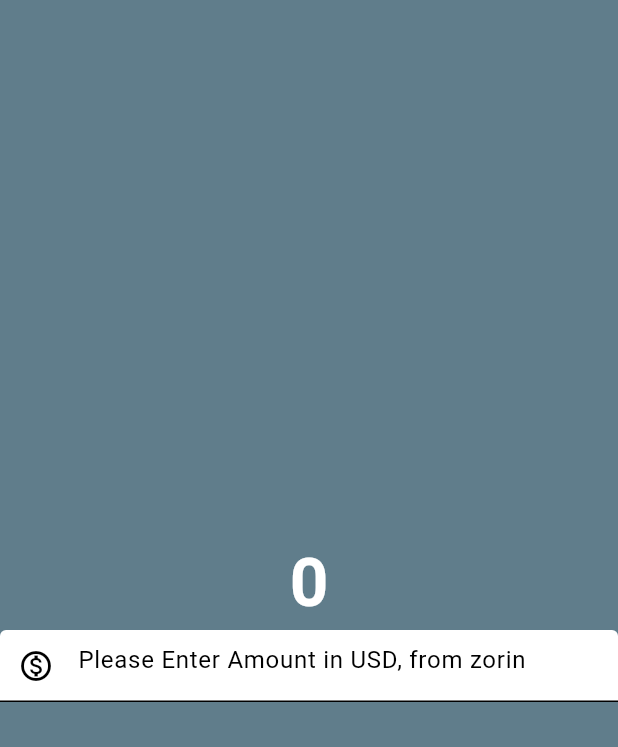
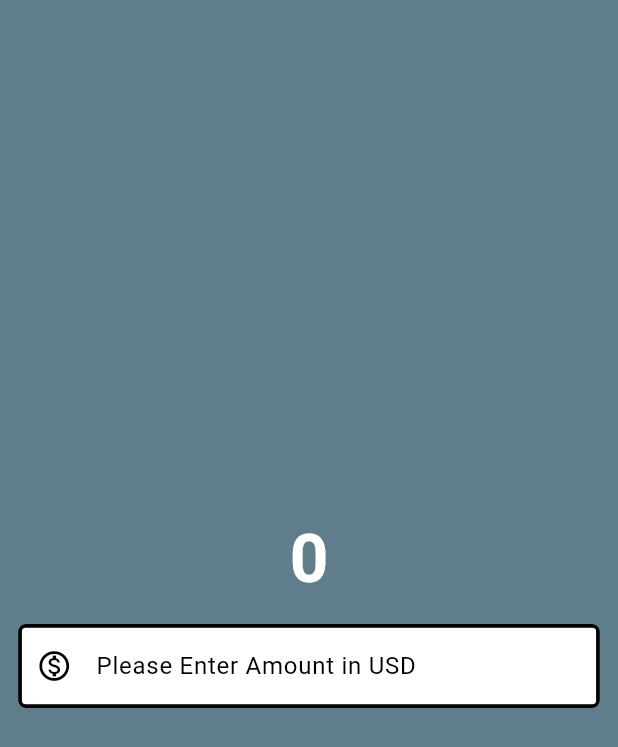
Before and after one commit to zgirto-hub/currency_converter, a Flutter app: the screen it shows after launch, on a phone screen of 412 x 824 dp. Shown: the top 747 px of the screen. Run offline on Flutter 3.47's test engine with Material 3 defaults, Android fonts, the phone set to English and light mode, and no system bars.

Commit message:
25-feb-2026 12:54

```diff
--- a/lib/currency_converter_material_page.dart
+++ b/lib/currency_converter_material_page.dart
@@ -5,7 +5,16 @@ class CurrencyConverterMaterialPage extends StatelessWidget{
 
   @override
   Widget build(BuildContext context) {
-    return  const  Scaffold(
+
+    final border=   OutlineInputBorder(
+                      borderSide: BorderSide(
+                        width: 2.5,
+                        style: BorderStyle.solid,
+                    ),
+                    borderRadius: BorderRadius.circular(5),
+                    );
+
+    return Scaffold(
       backgroundColor: Colors.blueGrey,
           body: Center(
             child:Column(
@@ -19,12 +28,17 @@ class CurrencyConverterMaterialPage extends StatelessWidget{
                 ),
 
                 ),
-                TextField(
+
+                //Padding
+
+                Padding(
+                  padding: const EdgeInsets.all(12.10),
+                  child: TextField(
                         style: TextStyle(
                         color: Colors.black,
                       ),
                       decoration: InputDecoration(
-                      hintText: 'Please Enter Amount in USD, from zorin',
+                        hintText: 'Please Enter Amount in USD',
                         hintStyle: TextStyle(
                           color:Colors.black,
                       ),
@@ -32,17 +46,14 @@ class CurrencyConverterMaterialPage extends StatelessWidget{
                       prefixIconColor: Colors.black,
                       filled: true,
                       fillColor:Colors.white,
-                    focusedBorder: OutlineInputBorder(
-                      borderSide: BorderSide(
-                        color: Color.fromARGB(255, 6, 3, 103),
-                        width: 2.0,
-                        style: BorderStyle.solid,
-                        strokeAlign: BorderSide.strokeAlignOutside,
+                      focusedBorder: border,
+                       enabledBorder: border,
+                    ),
+                   keyboardType: const TextInputType.numberWithOptions(
+                    decimal: true,
+                    signed: true
+                    ),
 
-                    ),
-                    borderRadius: BorderRadius.all(Radius.circular(10))
-                    ),
-                    enabledBorder: UnderlineInputBorder()
                    ),
                 ),
 
```
Lines whose indentation alone changed are shown as unchanged.
